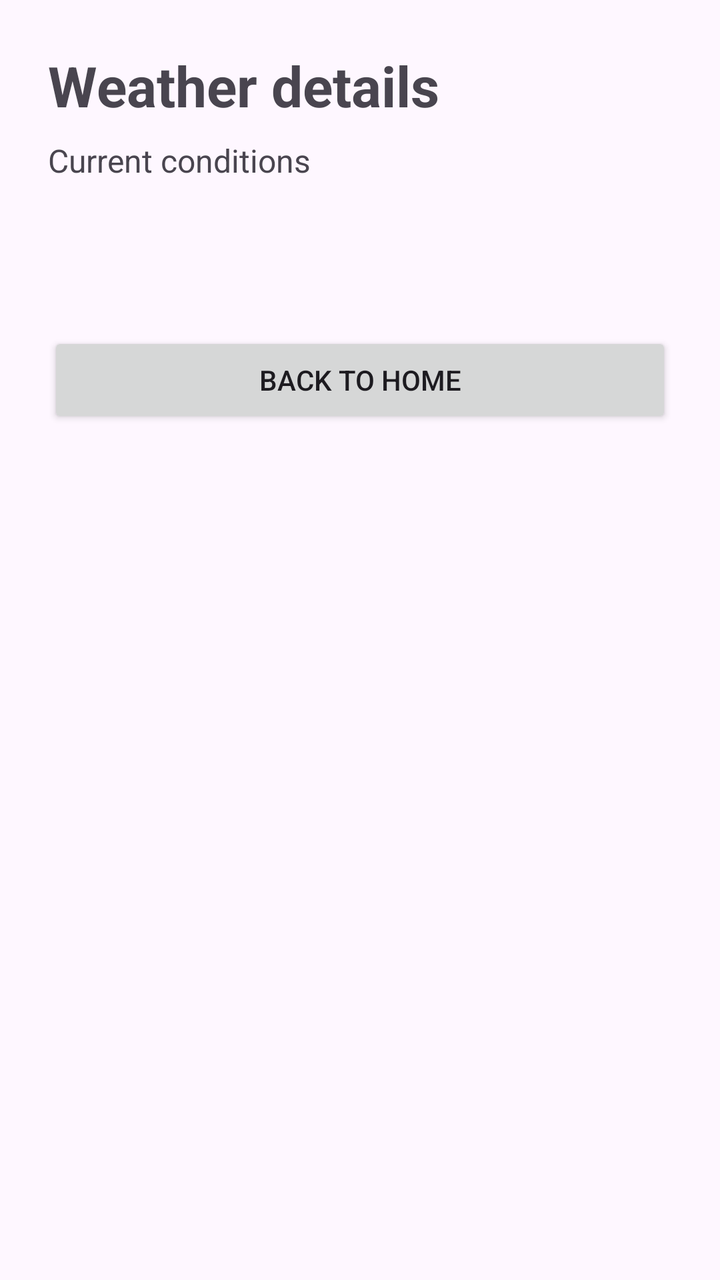
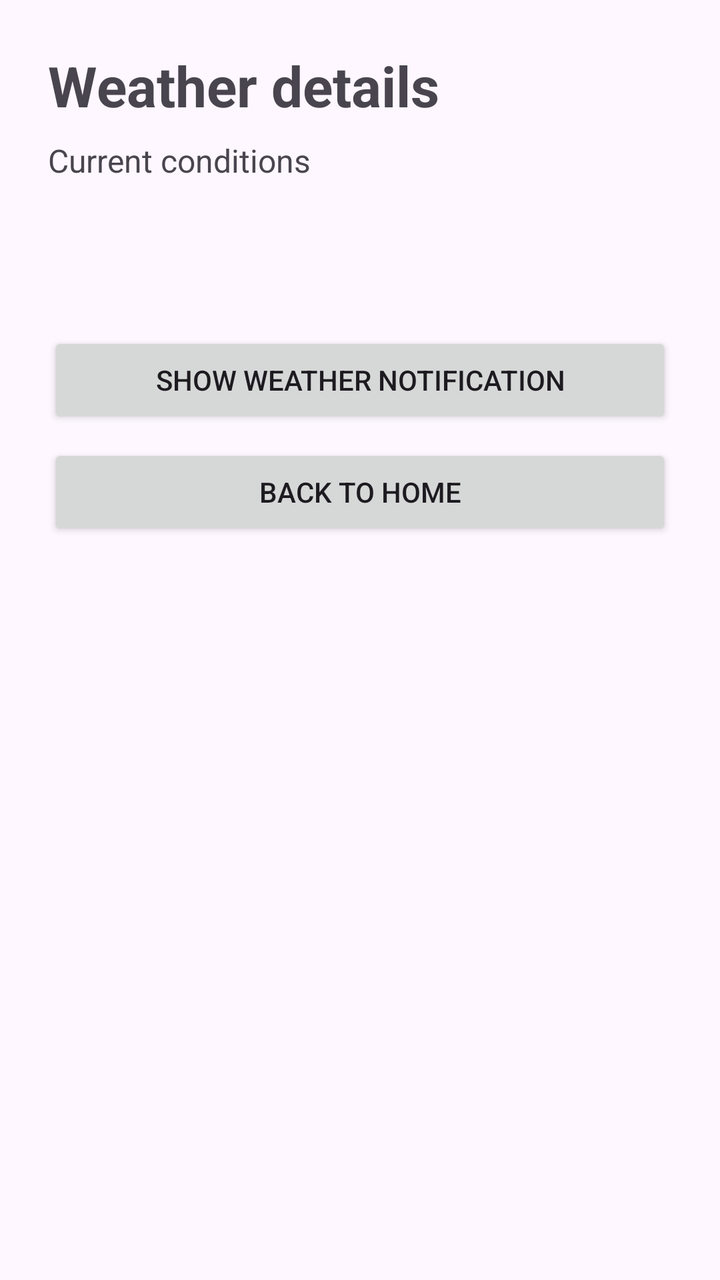

Compare the two renders of this Android layout. The source of the first and the diff that turns it into the second are given below.
<!-- AndroidManifest.xml: application theme Theme.WeatherTrack -->
<!-- res/layout/fragment_details.xml -->
<?xml version="1.0" encoding="utf-8"?>
<ScrollView xmlns:android="http://schemas.android.com/apk/res/android"
    android:layout_width="match_parent"
    android:layout_height="match_parent"
    android:fillViewport="true">

    <LinearLayout
        android:layout_width="match_parent"
        android:layout_height="wrap_content"
        android:orientation="vertical"
        android:padding="24dp">

        <TextView
            android:layout_width="match_parent"
            android:layout_height="wrap_content"
            android:text="@string/details_title"
            android:textSize="28sp"
            android:textStyle="bold" />

        <TextView
            android:layout_width="match_parent"
            android:layout_height="wrap_content"
            android:layout_marginTop="8dp"
            android:text="@string/details_current"
            android:textSize="16sp" />

        <TextView
            android:id="@+id/textWeatherDetails"
            android:layout_width="match_parent"
            android:layout_height="wrap_content"
            android:layout_marginTop="24dp"
            android:textSize="20sp"
            android:lineSpacingExtra="6dp" />

        <Button
            android:id="@+id/buttonBackHome"
            android:layout_width="match_parent"
            android:layout_height="wrap_content"
            android:layout_marginTop="24dp"
            android:text="@string/back_to_home" />

    </LinearLayout>
</ScrollView>
<!-- resources referenced by this layout -->
<resources>
  <string name="back_to_home">Back to Home</string>
  <string name="details_current">Current conditions</string>
  <string name="details_title">Weather details</string>
  <style name="Theme.WeatherTrack" parent="Base.Theme.WeatherTrack" />
  <style name="Base.Theme.WeatherTrack" parent="Theme.Material3.DayNight.NoActionBar">
          
          
      </style>
</resources>

<!-- the commit's change to res/layout/fragment_details.xml (unified diff, before → after) -->
@@ -29,14 +29,21 @@
             android:layout_width="match_parent"
             android:layout_height="wrap_content"
             android:layout_marginTop="24dp"
-            android:textSize="20sp"
-            android:lineSpacingExtra="6dp" />
+            android:lineSpacingExtra="6dp"
+            android:textSize="20sp" />
+
+        <Button
+            android:id="@+id/buttonNotifyWeather"
+            android:layout_width="match_parent"
+            android:layout_height="wrap_content"
+            android:layout_marginTop="24dp"
+            android:text="@string/notify_weather" />
 
         <Button
             android:id="@+id/buttonBackHome"
             android:layout_width="match_parent"
             android:layout_height="wrap_content"
-            android:layout_marginTop="24dp"
+            android:layout_marginTop="8dp"
             android:text="@string/back_to_home" />
 
     </LinearLayout>
<!-- resource entries referenced after the edit -->
@@ -3,6 +3,7 @@
   <string name="back_to_home">Back to Home</string>
   <string name="details_current">Current conditions</string>
   <string name="details_title">Weather details</string>
+  <string name="notify_weather">Show weather notification</string>
   <style name="Theme.WeatherTrack" parent="Base.Theme.WeatherTrack" />
   <style name="Base.Theme.WeatherTrack" parent="Theme.Material3.DayNight.NoActionBar">
           
